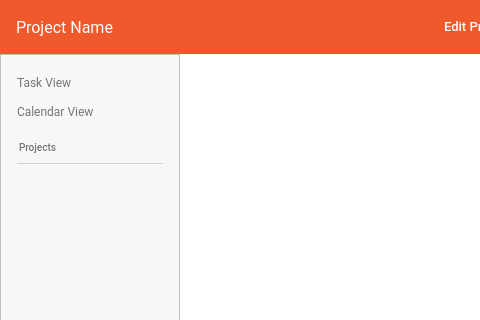
Qt form MonkeyManager/mainwindow.ui (MendozaProject/monkey-manager) before a commit; both pictures show x 0 to 480 and y 0 to 320 of the 627 by 416 pixel window.
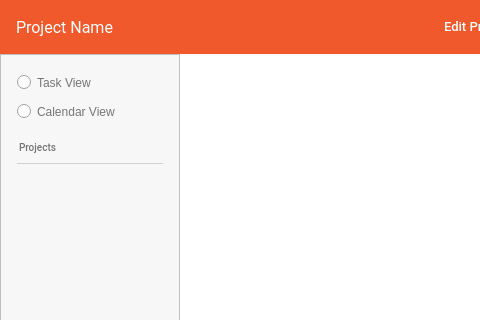
The same form after that commit.

Commit message: Switched out view switching pushButtons for radioButtons

```diff
--- a/MonkeyManager/mainwindow.ui
+++ b/MonkeyManager/mainwindow.ui
@@ -145,7 +145,28 @@
         <number>0</number>
        </property>
        <item>
-        <widget class="QPushButton" name="tasksViewButton">
+        <widget class="QGroupBox" name="groupBox">
+         <property name="styleSheet">
+          <string notr="true">border:none;</string>
+         </property>
+         <property name="title">
+          <string/>
+         </property>
+         <layout class="QVBoxLayout" name="verticalLayout_2">
+          <property name="leftMargin">
+           <number>0</number>
+          </property>
+          <property name="topMargin">
+           <number>0</number>
+          </property>
+          <property name="rightMargin">
+           <number>0</number>
+          </property>
+          <property name="bottomMargin">
+           <number>0</number>
+          </property>
+          <item>
+           <widget class="QRadioButton" name="tasksViewButton">
          <property name="styleSheet">
           <string notr="true">border:none;
 Text-align:left;
@@ -161,7 +182,7 @@
         </widget>
        </item>
        <item>
-        <widget class="QPushButton" name="calendarViewButton">
+           <widget class="QRadioButton" name="calendarViewButton">
          <property name="styleSheet">
           <string notr="true">border:none;
 Text-align:left;
@@ -174,6 +195,9 @@
          <property name="text">
           <string>Calendar View</string>
          </property>
+           </widget>
+          </item>
+         </layout>
         </widget>
        </item>
        <item>
```
Lines whose indentation alone changed are shown as unchanged.
